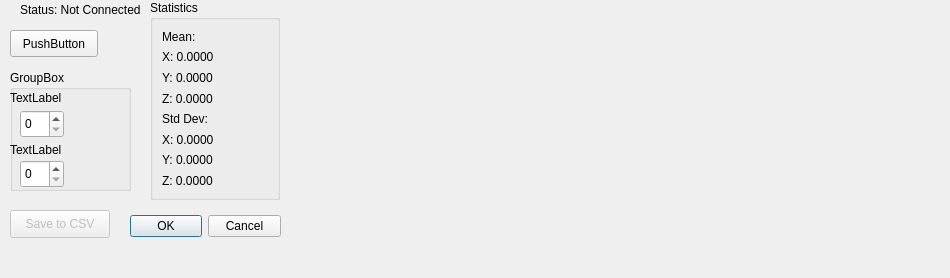
First picture: the form in lab1.ui, repository 4ntonka/IoT, before the edit.
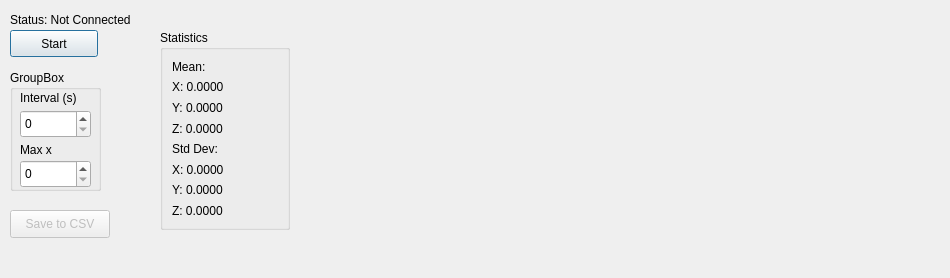
Second picture: the form after the edit. Custom widgets are drawn as their Qt base class.

Commit message: interval en max x

```diff
--- a/lab1.ui
+++ b/lab1.ui
@@ -22,11 +22,8 @@
           <height>32</height>
         </rect>
       </property>
-      <property name="orientation">
-        <enum>Qt::Orientation::Horizontal</enum>
-      </property>
       <property name="standardButtons">
-        <set>QDialogButtonBox::StandardButton::Cancel|QDialogButtonBox::StandardButton::Ok</set>
+    <set>QDialogButtonBox::NoButton</set>
       </property>
     </widget>
     <widget class="QPushButton" name="pushButton">
@@ -39,7 +36,7 @@
         </rect>
       </property>
       <property name="text">
-        <string>PushButton</string>
+    <string>Start</string>
       </property>
     </widget>
     <widget class="QGroupBox" name="groupBox">
@@ -47,7 +44,7 @@
         <rect>
           <x>10</x>
           <y>70</y>
-          <width>121</width>
+     <width>91</width>
           <height>121</height>
         </rect>
       </property>
@@ -59,7 +56,7 @@
           <rect>
             <x>10</x>
             <y>40</y>
-            <width>44</width>
+      <width>71</width>
             <height>28</height>
           </rect>
         </property>
@@ -69,7 +66,7 @@
           <rect>
             <x>10</x>
             <y>90</y>
-            <width>44</width>
+      <width>71</width>
             <height>28</height>
           </rect>
         </property>
@@ -77,27 +74,27 @@
       <widget class="QLabel" name="interval_label">
         <property name="geometry">
           <rect>
-            <x>0</x>
+      <x>10</x>
             <y>20</y>
-            <width>71</width>
+      <width>91</width>
             <height>16</height>
           </rect>
         </property>
         <property name="text">
-          <string>TextLabel</string>
+     <string>Interval (s)</string>
         </property>
       </widget>
       <widget class="QLabel" name="maxxaxis_label">
         <property name="geometry">
           <rect>
-            <x>0</x>
+      <x>10</x>
             <y>70</y>
             <width>66</width>
             <height>19</height>
           </rect>
         </property>
         <property name="text">
-          <string>TextLabel</string>
+     <string>Max x</string>
         </property>
       </widget>
     </widget>
@@ -114,9 +111,9 @@
     <widget class="QLabel" name="label_timer">
       <property name="geometry">
         <rect>
-          <x>20</x>
-          <y>0</y>
-          <width>120</width>
+     <x>10</x>
+     <y>10</y>
+     <width>161</width>
           <height>19</height>
         </rect>
       </property>
@@ -143,8 +140,8 @@
     <widget class="QGroupBox" name="statsGroupBox">
       <property name="geometry">
         <rect>
-          <x>150</x>
-          <y>0</y>
+     <x>160</x>
+     <y>30</y>
           <width>130</width>
           <height>200</height>
         </rect>
```
Lines whose indentation alone changed are shown as unchanged. The commit also changes 2 other files.
